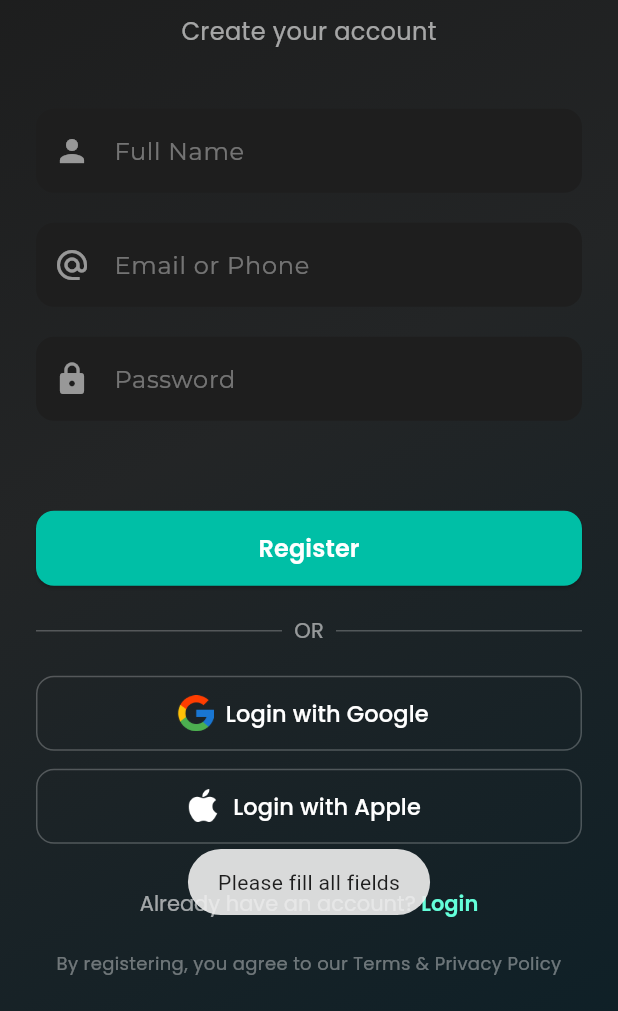
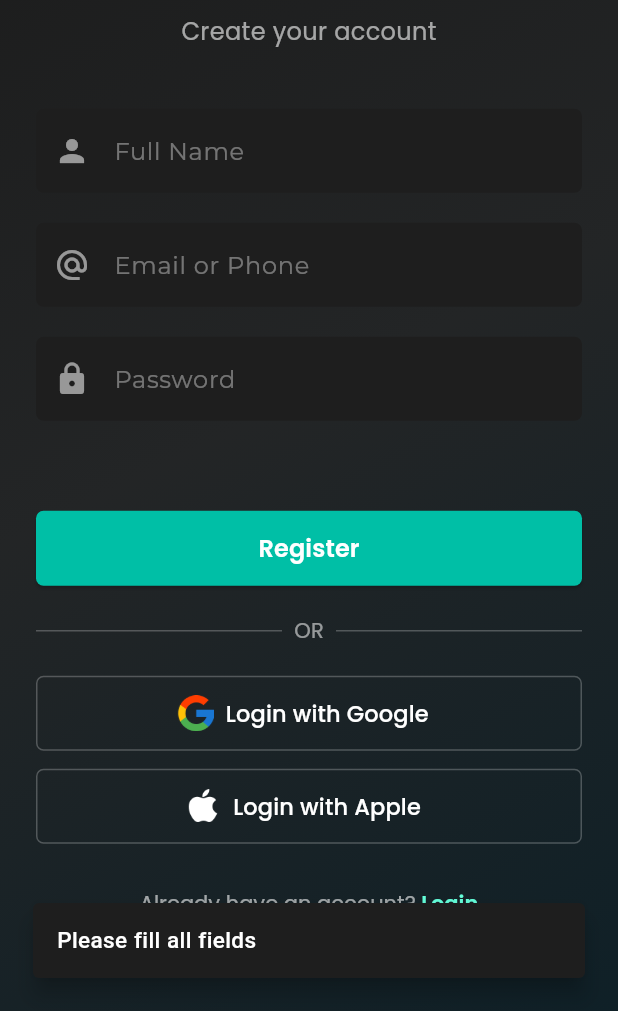
Before and after one commit to pavandhote95/traveler_app2, a Flutter app: the RegisterView screen opened by its route, after a tap on "Register", on a phone screen of 412 x 824 dp, the part 225-1236 px from its top. Run offline on Flutter 3.47's test engine with Material 3 defaults, Android fonts, the light colour scheme and no system bars; our stand-ins replace flutter_animate, fluttertoast, geocoding, geolocator, get, google_fonts and 3 more; Roboto replaces fonts that are missing (MontserratMedium).

Commit message:
21july monday

```diff
--- a/lib/app/constants/custom_button.dart
+++ b/lib/app/constants/custom_button.dart
@@ -30,7 +30,7 @@ class CustomButton extends StatelessWidget {
             backgroundColor: backgroundColor,
             disabledBackgroundColor: backgroundColor,
             shape: RoundedRectangleBorder(
-              borderRadius: BorderRadius.circular(12),
+              borderRadius: BorderRadius.circular(5),
             ),
           ),
           child: isLoading.value
--- a/lib/app/modules/dashboard/views/dashboard_view.dart
+++ b/lib/app/modules/dashboard/views/dashboard_view.dart
@@ -76,6 +76,7 @@ class DashboardView extends GetView<DashboardController> {
                     GButton(
                       icon: CupertinoIcons.house_fill,
                       text: 'Home',
+
                     ),
                     GButton(
                       icon: CupertinoIcons.search,
--- a/lib/app/modules/forgot_password/controllers/forgot_password_controller.dart
+++ b/lib/app/modules/forgot_password/controllers/forgot_password_controller.dart
@@ -11,12 +11,12 @@ class ForgotPasswordController extends GetxController {
     final input = emailOrPhoneController.text.trim();
 
     if (input.isEmpty) {
-      CustomToast.showError(Get.context!, "Please enter your email or mobile number");
+      CustomToast.showErrorHome(Get.context!, "Please enter your email or mobile number");
       return;
     }
 
     if (!_isValidEmail(input) && !_isValidPhone(input)) {
-      CustomToast.showError(Get.context!, "Please enter a valid email or 10-digit mobile number");
+      CustomToast.showErrorHome(Get.context!, "Please enter a valid email or 10-digit mobile number");
       return;
     }
 
--- a/lib/app/modules/forgot_password/views/forgot_password_view.dart
+++ b/lib/app/modules/forgot_password/views/forgot_password_view.dart
@@ -74,12 +74,12 @@ class ForgotPasswordView extends StatelessWidget {
 
                 const SizedBox(height: 30),
 
-  Obx(() => CustomButton(
+   CustomButton(
   text: 'Send OTP',
   isLoading:controller.isLoading,
   onPressed:  controller.sendOtp,
     backgroundColor: Colors.tealAccent[700]!,
-)),
+)
 
               ],
             ),
--- a/lib/app/modules/login/views/login_view.dart
+++ b/lib/app/modules/login/views/login_view.dart
@@ -174,7 +174,7 @@ const SizedBox(height: 10),
       hintText: hint,
       hintStyle: const TextStyle(color: Colors.white38),
       border: OutlineInputBorder(
-        borderRadius: BorderRadius.circular(12),
+        borderRadius: BorderRadius.circular(5),
         borderSide: BorderSide.none,
       ),
     );
@@ -184,7 +184,7 @@ const SizedBox(height: 10),
     return OutlinedButton.styleFrom(
       side: const BorderSide(color: Colors.white24),
       shape: RoundedRectangleBorder(
-        borderRadius: BorderRadius.circular(12),
+        borderRadius: BorderRadius.circular(5),
       ),
       foregroundColor: Colors.white,
       minimumSize: const Size.fromHeight(50),
--- a/lib/app/modules/register/controllers/register_controller.dart
+++ b/lib/app/modules/register/controllers/register_controller.dart
@@ -2,6 +2,7 @@ import 'dart:convert';
 import 'package:flutter/material.dart';
 import 'package:fluttertoast/fluttertoast.dart';
 import 'package:get/get.dart';
+import 'package:travel_app2/app/constants/my_toast.dart';
 import 'package:travel_app2/app/services/api_service.dart';
 import 'package:travel_app2/app/routes/app_pages.dart';
 
@@ -23,7 +24,7 @@ class RegisterController extends GetxController {
     debugPrint("Password: $password");
 
     if (name.isEmpty || emailOrPhone.isEmpty || password.isEmpty) {
-      Fluttertoast.showToast(msg: 'Please fill all fields');
+    CustomToast.showErrorHome(Get.context!,'Please fill all fields');
       return;
     }
 
@@ -34,7 +35,7 @@ class RegisterController extends GetxController {
     debugPrint("Is Mobile: $isMobile");
 
     if (!isEmail && !isMobile) {
-      Fluttertoast.showToast(msg: 'Enter a valid email or 10-digit phone number');
+    CustomToast.showErrorHome(Get.context! ,'Enter a valid email or 10-digit phone number');
       return;
     }
 
@@ -69,11 +70,22 @@ class RegisterController extends GetxController {
       }
 
       if (response.statusCode == 201) {
-        Fluttertoast.showToast(msg: "Registered Successfully");
+        debugPrint("Registration Successful: $responseData");
+
+        // Fluttertoast.showToast(msg: "Registered Successfully");
+        CustomToast.showSuccess(
+         Get.context!,  "Registered Successfully",
+
+        );
+
         Get.offAllNamed(Routes.LOGIN);
       } else {
         String errorMessage = responseData['message'] ?? 'Registration failed';
-        Fluttertoast.showToast(msg: errorMessage);
+
+        CustomToast.showError(
+          Get.context!, errorMessage,
+        );
+        debugPrint("Registration Failed: $errorMessage");
         debugPrint("API Error: $errorMessage");
       }
     } catch (e) {
--- a/lib/app/modules/register/views/register_view.dart
+++ b/lib/app/modules/register/views/register_view.dart
@@ -118,7 +118,7 @@ CustomButton(
                         style: OutlinedButton.styleFrom(
                           side: const BorderSide(color: Colors.white24),
                           shape: RoundedRectangleBorder(
-                            borderRadius: BorderRadius.circular(12),
+                            borderRadius: BorderRadius.circular(5),
                           ),
                           foregroundColor: Colors.white,
                         ),
@@ -145,7 +145,7 @@ CustomButton(
                         style: OutlinedButton.styleFrom(
                           side: const BorderSide(color: Colors.white24),
                           shape: RoundedRectangleBorder(
-                            borderRadius: BorderRadius.circular(12),
+                            borderRadius: BorderRadius.circular(5),
                           ),
                           foregroundColor: Colors.white,
                         ),
@@ -208,7 +208,7 @@ CustomButton(
       hintText: hint,
       hintStyle: const TextStyle(color: Colors.white38),
       border: OutlineInputBorder(
-        borderRadius: BorderRadius.circular(12),
+        borderRadius: BorderRadius.circular(5),
         borderSide: BorderSide.none,
       ),
     );
--- a/lib/app/modules/user_profile/views/user_profile_view.dart
+++ b/lib/app/modules/user_profile/views/user_profile_view.dart
@@ -1,7 +1,7 @@
-import 'package:flutter/gestures.dart';
+
 import 'package:flutter/material.dart';
 import 'package:google_fonts/google_fonts.dart';
-import 'package:flutter_animate/flutter_animate.dart';
+
 
 import '../../../constants/text_fonts.dart';
 
```
Also changed, not shown: lib/app/constants/my_toast.dart (+6 -6 lines).
